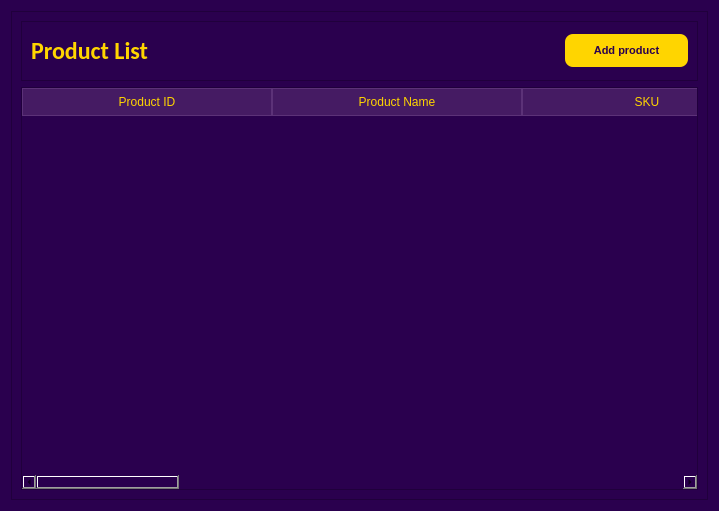
Before: the Qt Designer form UI/ProductlistAdmin_page.ui in codenoobie25/ThunderCats, drawn with Qt 5.
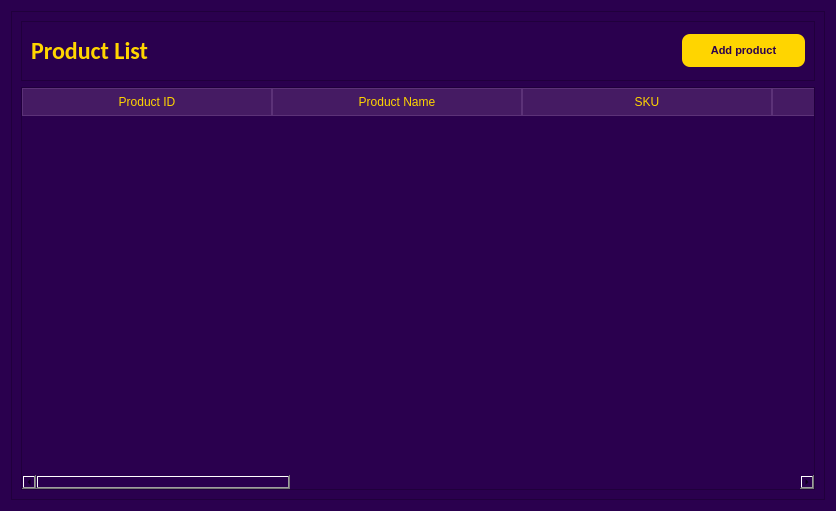
After: the same form once the commit is applied. Icons and pictures are not drawn.

Diff of the .ui file:
```diff
--- a/UI/ProductlistAdmin_page.ui
+++ b/UI/ProductlistAdmin_page.ui
@@ -6,7 +6,7 @@
    <rect>
     <x>0</x>
     <y>0</y>
-    <width>719</width>
+    <width>836</width>
     <height>511</height>
    </rect>
   </property>
```
Left out of the diff: 2 changed lines with no effect on the pictures.
